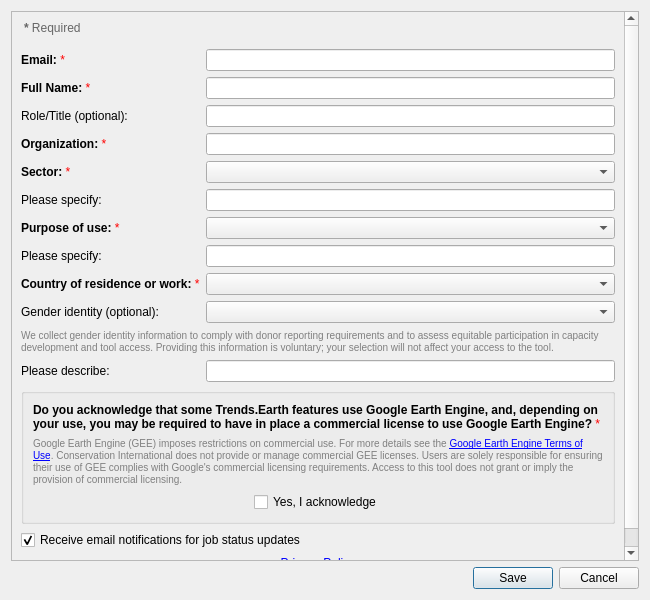
Qt form LDMP/gui/DlgSettingsEditUpdate.ui (ConservationInternational/trends.earth) before a commit.
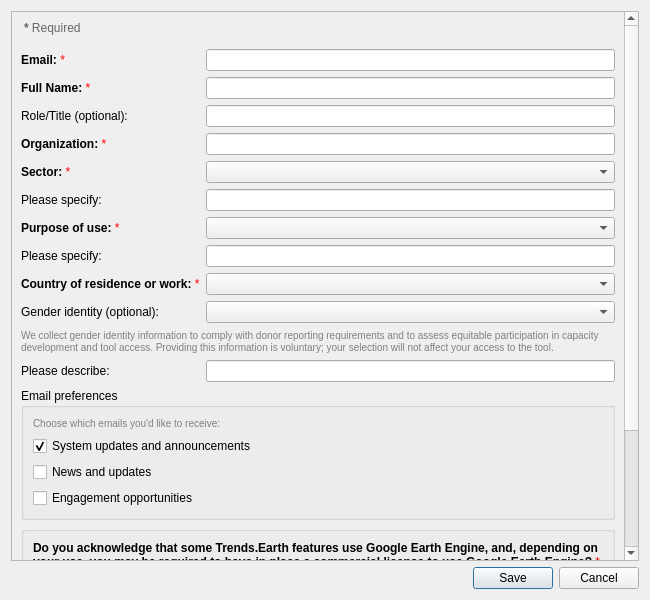
The same form after that commit.

Commit message: Support updating email registrationf on update page

The edit to the form file:
```diff
--- a/LDMP/gui/DlgSettingsEditUpdate.ui
+++ b/LDMP/gui/DlgSettingsEditUpdate.ui
@@ -247,6 +247,59 @@
        </item>
        <!-- GEE License Acknowledgment -->
        <item row="13" column="0" colspan="2">
+        <widget class="QGroupBox" name="groupBox_email_subscriptions">
+         <property name="title">
+          <string>Email preferences</string>
+         </property>
+         <layout class="QVBoxLayout" name="emailSubscriptionsGroupLayout">
+          <item>
+           <widget class="QLabel" name="label_email_subscriptions_note">
+            <property name="text">
+             <string>Choose which emails you'd like to receive:</string>
+            </property>
+            <property name="wordWrap">
+             <bool>true</bool>
+            </property>
+            <property name="styleSheet">
+             <string>color: gray; font-size: 10px;</string>
+            </property>
+           </widget>
+          </item>
+          <item>
+           <widget class="QCheckBox" name="email_subscription_system_updates">
+            <property name="text">
+             <string>System updates and announcements</string>
+            </property>
+            <property name="checked">
+             <bool>true</bool>
+            </property>
+           </widget>
+          </item>
+          <item>
+           <widget class="QCheckBox" name="email_subscription_news">
+            <property name="text">
+             <string>News and updates</string>
+            </property>
+            <property name="checked">
+             <bool>false</bool>
+            </property>
+           </widget>
+          </item>
+          <item>
+           <widget class="QCheckBox" name="email_subscription_engagement">
+            <property name="text">
+             <string>Engagement opportunities</string>
+            </property>
+            <property name="checked">
+             <bool>false</bool>
+            </property>
+           </widget>
+          </item>
+         </layout>
+        </widget>
+       </item>
+       <!-- GEE License Acknowledgment -->
+       <item row="14" column="0" colspan="2">
         <widget class="QGroupBox" name="groupBox_gee_license">
          <property name="title">
           <string></string>
@@ -319,7 +372,7 @@
         </widget>
        </item>
        <!-- Email notifications -->
-       <item row="14" column="0" colspan="2">
+       <item row="15" column="0" colspan="2">
         <widget class="QCheckBox" name="email_notifications_enabled">
          <property name="text">
           <string>Receive email notifications for job status updates</string>
@@ -330,7 +383,7 @@
         </widget>
        </item>
        <!-- Privacy Policy -->
-       <item row="15" column="0" colspan="2">
+       <item row="16" column="0" colspan="2">
         <widget class="QLabel" name="label_privacy">
          <property name="text">
           <string>&lt;html&gt;&lt;head/&gt;&lt;body&gt;&lt;p&gt;&lt;a href=&quot;https://www.conservation.org/policies/privacy&quot;&gt;Privacy Policy&lt;/a&gt;&lt;/p&gt;&lt;/body&gt;&lt;/html&gt;</string>
```
Left out of the diff: 2 changed lines with no effect on the pictures. The commit also changes 2 other files.
